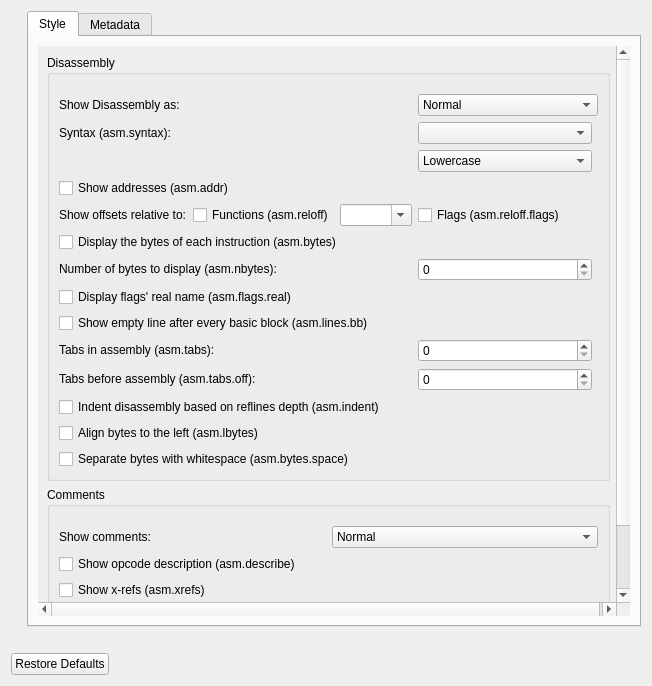
Before: the Qt Designer form src/dialogs/preferences/AsmOptionsWidget.ui in radareorg/iaito, drawn with Qt 5.
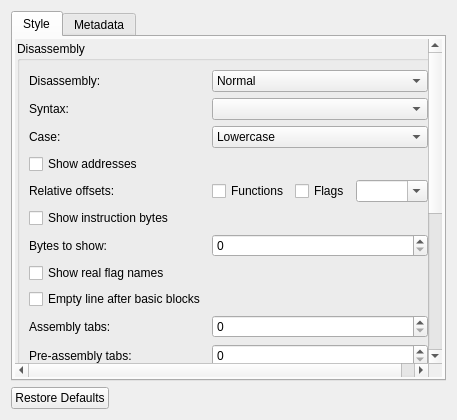
After: the same form once the commit is applied.

Commit message: Improve preferences window layout

```diff
--- a/src/dialogs/preferences/AsmOptionsWidget.ui
+++ b/src/dialogs/preferences/AsmOptionsWidget.ui
@@ -2,24 +2,11 @@
 <ui version="4.0">
  <class>AsmOptionsWidget</class>
  <widget class="QWidget" name="AsmOptionsWidget">
-  <property name="geometry">
-   <rect>
-    <x>0</x>
-    <y>0</y>
-    <width>652</width>
-    <height>686</height>
-   </rect>
-  </property>
   <property name="windowTitle">
    <string>Disassembly</string>
   </property>
   <layout class="QVBoxLayout" name="verticalLayout">
    <item>
-    <layout class="QVBoxLayout" name="verticalLayout_3">
-     <property name="leftMargin">
-      <number>16</number>
-     </property>
-     <item>
       <widget class="QTabWidget" name="asmOptionsTab">
        <property name="sizePolicy">
         <sizepolicy hsizetype="Expanding" vsizetype="Preferred">
@@ -35,6 +22,18 @@
          <string>Style</string>
         </attribute>
         <layout class="QVBoxLayout" name="verticalLayout_4">
+       <property name="leftMargin">
+        <number>2</number>
+       </property>
+       <property name="topMargin">
+        <number>2</number>
+       </property>
+       <property name="rightMargin">
+        <number>2</number>
+       </property>
+       <property name="bottomMargin">
+        <number>2</number>
+       </property>
          <item>
           <widget class="QScrollArea" name="scrollArea">
            <property name="frameShape">
@@ -44,108 +43,33 @@
             <bool>true</bool>
            </property>
            <widget class="QWidget" name="scrollAreaWidgetContents">
-            <property name="geometry">
-             <rect>
-              <x>0</x>
-              <y>0</y>
-              <width>583</width>
-              <height>668</height>
-             </rect>
-            </property>
             <layout class="QVBoxLayout" name="verticalLayout_2">
+           <property name="leftMargin">
+            <number>2</number>
+           </property>
+           <property name="topMargin">
+            <number>2</number>
+           </property>
+           <property name="rightMargin">
+            <number>2</number>
+           </property>
+           <property name="bottomMargin">
+            <number>2</number>
+           </property>
              <item>
               <widget class="QGroupBox" name="disassemblyGroupBox">
-               <property name="sizePolicy">
-                <sizepolicy hsizetype="Preferred" vsizetype="Preferred">
-                 <horstretch>0</horstretch>
-                 <verstretch>0</verstretch>
-                </sizepolicy>
-               </property>
                <property name="title">
                 <string>Disassembly</string>
                </property>
                <layout class="QGridLayout" name="gridLayout">
-                <item row="11" column="1">
-                 <widget class="QCheckBox" name="bytesCheckBox">
-                  <property name="text">
-                   <string>Display the bytes of each instruction (asm.bytes)</string>
-                  </property>
-                 </widget>
-                </item>
-                <item row="4" column="1">
-                 <widget class="QLabel" name="syntaxLabel">
-                  <property name="text">
-                   <string>Syntax (asm.syntax):</string>
-                  </property>
-                  <property name="textInteractionFlags">
-                   <set>Qt::LinksAccessibleByMouse|Qt::TextSelectableByMouse</set>
-                  </property>
-                 </widget>
-                </item>
-                <item row="16" column="2">
-                 <widget class="QSpinBox" name="asmTabsOffSpinBox">
-                  <property name="maximum">
-                   <number>100</number>
-                  </property>
-                  <property name="singleStep">
-                   <number>5</number>
-                  </property>
-                 </widget>
-                </item>
-                <item row="3" column="1">
+              <item row="0" column="0">
                  <widget class="QLabel" name="label">
                   <property name="text">
-                   <string>Show Disassembly as:</string>
-                  </property>
-                  <property name="textInteractionFlags">
-                   <set>Qt::LinksAccessibleByMouse|Qt::TextSelectableByMouse</set>
-                  </property>
-                 </widget>
-                </item>
-                <item row="12" column="1">
-                 <widget class="QLabel" name="nbytesLabel">
-                  <property name="enabled">
-                   <bool>true</bool>
-                  </property>
-                  <property name="text">
-                   <string>Number of bytes to display (asm.nbytes):</string>
-                  </property>
-                  <property name="textInteractionFlags">
-                   <set>Qt::LinksAccessibleByMouse|Qt::TextSelectableByMouse</set>
-                  </property>
-                 </widget>
-                </item>
-                <item row="17" column="1" colspan="2">
-                 <widget class="QCheckBox" name="indentCheckBox">
-                  <property name="text">
-                   <string>Indent disassembly based on reflines depth (asm.indent)</string>
-                  </property>
-                 </widget>
-                </item>
-                <item row="0" column="1" colspan="2">
-                 <spacer name="verticalSpacer_3">
-                  <property name="orientation">
-                   <enum>Qt::Vertical</enum>
-                  </property>
-                  <property name="sizeType">
-                   <enum>QSizePolicy::Fixed</enum>
-                  </property>
-                  <property name="sizeHint" stdset="0">
-                   <size>
-                    <width>20</width>
-                    <height>10</height>
-                   </size>
-                  </property>
-                 </spacer>
-                </item>
-                <item row="12" column="2">
-                 <widget class="QSpinBox" name="nbytesSpinBox">
-                  <property name="enabled">
-                   <bool>true</bool>
-                  </property>
-                 </widget>
-                </item>
-                <item row="3" column="2" colspan="2">
+                 <string>Disassembly:</string>
+                </property>
+               </widget>
+              </item>
+              <item row="0" column="1">
                  <widget class="QComboBox" name="asmComboBox">
                   <item>
                    <property name="text">
@@ -164,34 +88,27 @@
                   </item>
                  </widget>
                 </item>
-                <item row="7" column="1">
-                 <widget class="QCheckBox" name="offsetCheckBox">
+              <item row="1" column="0">
+               <widget class="QLabel" name="syntaxLabel">
                   <property name="text">
-                   <string>Show addresses (asm.addr)</string>
-                  </property>
-                 </widget>
-                </item>
-                <item row="16" column="1">
-                 <widget class="QLabel" name="asmTabsOffLabel">
-                  <property name="text">
-                   <string>Tabs before assembly (asm.tabs.off):</string>
-                  </property>
-                  <property name="textInteractionFlags">
-                   <set>Qt::LinksAccessibleByMouse|Qt::TextSelectableByMouse</set>
-                  </property>
-                 </widget>
-                </item>
-                <item row="4" column="2">
+                 <string>Syntax:</string>
+                </property>
+                <property name="toolTip">
+                 <string>asm.syntax</string>
+                </property>
+               </widget>
+              </item>
+              <item row="1" column="1">
                  <widget class="QComboBox" name="syntaxComboBox"/>
                 </item>
-                <item row="14" column="1" colspan="2">
-                 <widget class="QCheckBox" name="bblineCheckBox">
+              <item row="2" column="0">
+               <widget class="QLabel" name="caseLabel">
                   <property name="text">
-                   <string>Show empty line after every basic block (asm.lines.bb)</string>
+                 <string>Case:</string>
                   </property>
                  </widget>
                 </item>
-                <item row="5" column="2">
+              <item row="2" column="1">
                  <widget class="QComboBox" name="caseComboBox">
                   <item>
                    <property name="text">
@@ -210,60 +127,42 @@
                   </item>
                  </widget>
                 </item>
-                <item row="18" column="1" colspan="2">
-                 <widget class="QCheckBox" name="lbytesCheckBox">
+              <item row="3" column="0">
+               <widget class="QCheckBox" name="offsetCheckBox">
                   <property name="text">
-                   <string>Align bytes to the left (asm.lbytes)</string>
-                  </property>
-                 </widget>
-                </item>
-                <item row="19" column="1" colspan="2">
-                 <widget class="QCheckBox" name="bytespaceCheckBox">
-                  <property name="text">
-                   <string>Separate bytes with whitespace (asm.bytes.space)</string>
+                 <string>Show addresses</string>
+                </property>
+                <property name="toolTip">
+                 <string>asm.addr</string>
                   </property>
                  </widget>
                 </item>
-                <item row="13" column="1">
-                 <widget class="QCheckBox" name="realnameCheckBox">
-                  <property name="text">
-                   <string>Display flags' real name (asm.flags.real)</string>
-                  </property>
-                 </widget>
-                </item>
-                <item row="15" column="1">
-                 <widget class="QLabel" name="asmTabsLabel">
-                  <property name="text">
-                   <string>Tabs in assembly (asm.tabs):</string>
-                  </property>
-                  <property name="textInteractionFlags">
-                   <set>Qt::LinksAccessibleByMouse|Qt::TextSelectableByMouse</set>
-                  </property>
-                 </widget>
-                </item>
-                <item row="15" column="2">
-                 <widget class="QSpinBox" name="asmTabsSpinBox">
-                  <property name="maximum">
-                   <number>100</number>
-                  </property>
-                  <property name="singleStep">
-                   <number>5</number>
-                  </property>
-                 </widget>
-                </item>
-                <item row="8" column="1">
-                 <layout class="QHBoxLayout" name="horizontalLayout">
-                  <item>
+              <item row="4" column="0">
                    <widget class="QLabel" name="relOffsetLabel">
                     <property name="text">
-                     <string>Show offsets relative to:</string>
+                 <string>Relative offsets:</string>
                     </property>
                    </widget>
                   </item>
+              <item row="4" column="1">
+               <layout class="QHBoxLayout" name="horizontalLayout">
                   <item>
                    <widget class="QCheckBox" name="relOffsetCheckBox">
                     <property name="text">
-                     <string>Functions (asm.reloff)</string>
+                   <string>Functions</string>
+                  </property>
+                  <property name="toolTip">
+                   <string>asm.reloff</string>
+                  </property>
+                 </widget>
+                </item>
+                <item>
+                 <widget class="QCheckBox" name="relOffFlagsCheckBox">
+                  <property name="text">
+                   <string>Flags</string>
+                  </property>
+                  <property name="toolTip">
+                   <string>asm.reloff.flags</string>
                     </property>
                    </widget>
                   </item>
@@ -276,10 +175,116 @@
                   </item>
                  </layout>
                 </item>
-                <item row="8" column="2">
-                 <widget class="QCheckBox" name="relOffFlagsCheckBox">
+              <item row="5" column="0">
+               <widget class="QCheckBox" name="bytesCheckBox">
                   <property name="text">
-                   <string>Flags (asm.reloff.flags)</string>
+                 <string>Show instruction bytes</string>
+                </property>
+                <property name="toolTip">
+                 <string>asm.bytes</string>
+                </property>
+               </widget>
+              </item>
+              <item row="6" column="0">
+               <widget class="QLabel" name="nbytesLabel">
+                <property name="text">
+                 <string>Bytes to show:</string>
+                </property>
+                <property name="toolTip">
+                 <string>asm.nbytes</string>
+                </property>
+               </widget>
+              </item>
+              <item row="6" column="1">
+               <widget class="QSpinBox" name="nbytesSpinBox"/>
+              </item>
+              <item row="7" column="0">
+               <widget class="QCheckBox" name="realnameCheckBox">
+                <property name="text">
+                 <string>Show real flag names</string>
+                </property>
+                <property name="toolTip">
+                 <string>asm.flags.real</string>
+                </property>
+               </widget>
+              </item>
+              <item row="8" column="0">
+               <widget class="QCheckBox" name="bblineCheckBox">
+                <property name="text">
+                 <string>Empty line after basic blocks</string>
+                </property>
+                <property name="toolTip">
+                 <string>asm.lines.bb</string>
+                </property>
+               </widget>
+              </item>
+              <item row="9" column="0">
+               <widget class="QLabel" name="asmTabsLabel">
+                <property name="text">
+                 <string>Assembly tabs:</string>
+                </property>
+                <property name="toolTip">
+                 <string>asm.tabs</string>
+                </property>
+               </widget>
+              </item>
+              <item row="9" column="1">
+               <widget class="QSpinBox" name="asmTabsSpinBox">
+                <property name="maximum">
+                 <number>100</number>
+                </property>
+                <property name="singleStep">
+                 <number>5</number>
+                </property>
+               </widget>
+              </item>
+              <item row="10" column="0">
+               <widget class="QLabel" name="asmTabsOffLabel">
+                <property name="text">
+                 <string>Pre-assembly tabs:</string>
+                </property>
+                <property name="toolTip">
+                 <string>asm.tabs.off</string>
+                </property>
+               </widget>
+              </item>
+              <item row="10" column="1">
+               <widget class="QSpinBox" name="asmTabsOffSpinBox">
+                <property name="maximum">
+                 <number>100</number>
+                </property>
+                <property name="singleStep">
+                 <number>5</number>
+                </property>
+               </widget>
+              </item>
+              <item row="11" column="0">
+               <widget class="QCheckBox" name="indentCheckBox">
+                <property name="text">
+                 <string>Indent by refline depth</string>
+                </property>
+                <property name="toolTip">
+                 <string>asm.indent</string>
+                </property>
+               </widget>
+              </item>
+              <item row="12" column="0">
+               <widget class="QCheckBox" name="lbytesCheckBox">
+                <property name="text">
+                 <string>Left-align bytes</string>
+                </property>
+                <property name="toolTip">
+                 <string>asm.lbytes</string>
+                </property>
+               </widget>
+              </item>
+              <item row="13" column="0">
+               <widget class="QCheckBox" name="bytespaceCheckBox">
+                <property name="text">
+                 <string>Space between bytes</string>
+                </property>
+                <property name="toolTip">
+                 <string>asm.bytes.space</string>
                   </property>
                  </widget>
                 </item>
@@ -288,22 +293,14 @@
              </item>
              <item>
               <widget class="QGroupBox" name="commentsGroupBox">
-               <property name="sizePolicy">
-                <sizepolicy hsizetype="Preferred" vsizetype="Maximum">
-                 <horstretch>0</horstretch>
-                 <verstretch>1</verstretch>
-                </sizepolicy>
-               </property>
                <property name="title">
                 <string>Comments</string>
                </property>
-               <layout class="QGridLayout" name="gridLayout_6">
-                <item row="1" column="0">
-                 <layout class="QGridLayout" name="gridLayout_5" columnminimumwidth="0,0">
-                  <item row="1" column="0" colspan="2">
-                   <widget class="QCheckBox" name="describeCheckBox">
+             <layout class="QGridLayout" name="gridLayout_5">
+              <item row="0" column="0">
+               <widget class="QLabel" name="label_2">
                     <property name="text">
-                     <string>Show opcode description (asm.describe)</string>
+                 <string>Comments:</string>
                     </property>
                    </widget>
                   </item>
@@ -326,67 +323,55 @@
                     </item>
                    </widget>
                   </item>
-                  <item row="0" column="0">
-                   <widget class="QLabel" name="label_2">
+              <item row="1" column="0">
+               <widget class="QCheckBox" name="describeCheckBox">
                     <property name="text">
-                     <string>Show comments:</string>
-                    </property>
-                    <property name="textInteractionFlags">
-                     <set>Qt::LinksAccessibleByMouse|Qt::TextSelectableByMouse</set>
-                    </property>
-                   </widget>
-                  </item>
-                  <item row="4" column="1">
-                   <widget class="QSpinBox" name="cmtcolSpinBox">
-                    <property name="maximum">
-                     <number>100</number>
-                    </property>
-                    <property name="singleStep">
-                     <number>5</number>
-                    </property>
-                   </widget>
-                  </item>
-                  <item row="4" column="0">
-                   <widget class="QLabel" name="cmtcolLabel">
-                    <property name="text">
-                     <string>Column to align comments (asm.cmt.col):</string>
-                    </property>
-                    <property name="textInteractionFlags">
-                     <set>Qt::LinksAccessibleByMouse|Qt::TextSelectableByMouse</set>
+                 <string>Opcode description</string>
+                </property>
+                <property name="toolTip">
+                 <string>asm.describe</string>
                     </property>
                    </widget>
                   </item>
                   <item row="2" column="0">
                    <widget class="QCheckBox" name="xrefCheckBox">
                     <property name="text">
-                     <string>Show x-refs (asm.xrefs)</string>
+                 <string>Show x-refs</string>
+                </property>
+                <property name="toolTip">
+                 <string>asm.xrefs</string>
                     </property>
                    </widget>
                   </item>
                   <item row="3" column="0" colspan="2">
                    <widget class="QCheckBox" name="refptrCheckBox">
                     <property name="text">
-                     <string>Show refpointer information (asm.refptr)</string>
-                    </property>
-                   </widget>
-                  </item>
-                 </layout>
-                </item>
-                <item row="0" column="0">
-                 <spacer name="verticalSpacer_2">
-                  <property name="orientation">
-                   <enum>Qt::Vertical</enum>
-                  </property>
-                  <property name="sizeType">
-                   <enum>QSizePolicy::Fixed</enum>
-                  </property>
-                  <property name="sizeHint" stdset="0">
-                   <size>
-                    <width>20</width>
-                    <height>10</height>
-                   </size>
-                  </property>
-                 </spacer>
+                 <string>Show pointer refs</string>
+                </property>
+                <property name="toolTip">
+                 <string>asm.refptr</string>
+                </property>
+               </widget>
+              </item>
+              <item row="4" column="0">
+               <widget class="QLabel" name="cmtcolLabel">
+                <property name="text">
+                 <string>Comment column:</string>
+                </property>
+                <property name="toolTip">
+                 <string>asm.cmt.col</string>
+                </property>
+               </widget>
+              </item>
+              <item row="4" column="1">
+               <widget class="QSpinBox" name="cmtcolSpinBox">
+                <property name="maximum">
+                 <number>100</number>
+                </property>
+                <property name="singleStep">
+                 <number>5</number>
+                </property>
+               </widget>
                 </item>
                </layout>
               </widget>
@@ -510,24 +495,6 @@
         </layout>
        </widget>
       </widget>
-     </item>
-    </layout>
-   </item>
-   <item>
-    <spacer name="verticalSpacer">
-     <property name="orientation">
-      <enum>Qt::Vertical</enum>
-     </property>
-     <property name="sizeType">
-      <enum>QSizePolicy::Fixed</enum>
-     </property>
-     <property name="sizeHint" stdset="0">
-      <size>
-       <width>20</width>
-       <height>20</height>
-      </size>
-     </property>
-    </spacer>
    </item>
    <item>
     <widget class="QDialogButtonBox" name="buttonBox">
```
Left out of the diff: 84 changed lines with no effect on the pictures. Lines whose indentation alone changed are shown as unchanged. The commit also changes 13 other files.
